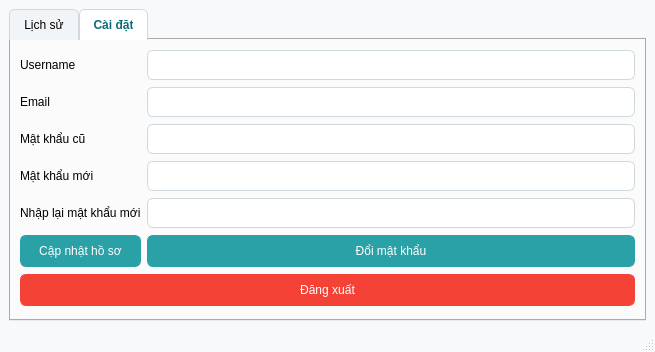
First picture: the form in final_ml/ui/ui_history_settings.ui, repository bichnga1845/MLBA_FinalProjectt, before the edit.
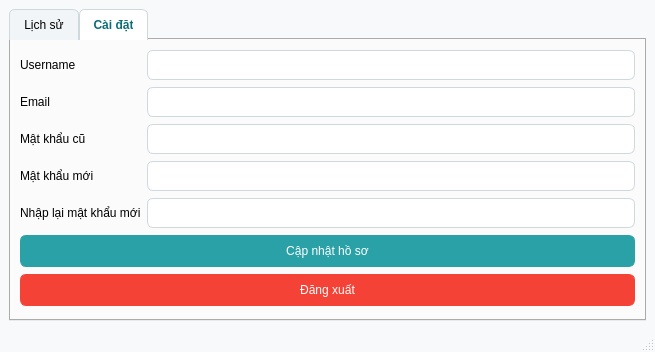
Second picture: the form after the edit. The open tabs and pages were chosen to show the change.

The edit to the form file:
```diff
--- a/final_ml/ui/ui_history_settings.ui
+++ b/final_ml/ui/ui_history_settings.ui
@@ -199,20 +199,6 @@
           </property>
          </widget>
         </item>
-        <item row="5" column="0">
-         <widget class="QPushButton" name="btnUpdateProfile">
-          <property name="text">
-           <string>Cập nhật hồ sơ</string>
-          </property>
-         </widget>
-        </item>
-        <item row="5" column="1">
-         <widget class="QPushButton" name="btnChangePassword">
-          <property name="text">
-           <string>Đổi mật khẩu</string>
-          </property>
-         </widget>
-        </item>
         <item row="6" column="0" colspan="2">
          <widget class="QPushButton" name="btnLogout">
           <property name="text">
@@ -220,6 +206,13 @@
           </property>
          </widget>
         </item>
+        <item row="5" column="0" colspan="2">
+         <widget class="QPushButton" name="btnUpdateProfile">
+          <property name="text">
+           <string>Cập nhật hồ sơ</string>
+          </property>
+         </widget>
+        </item>
        </layout>
       </widget>
      </widget>
```
Left out of the diff: 8 changed lines with no effect on the pictures.
